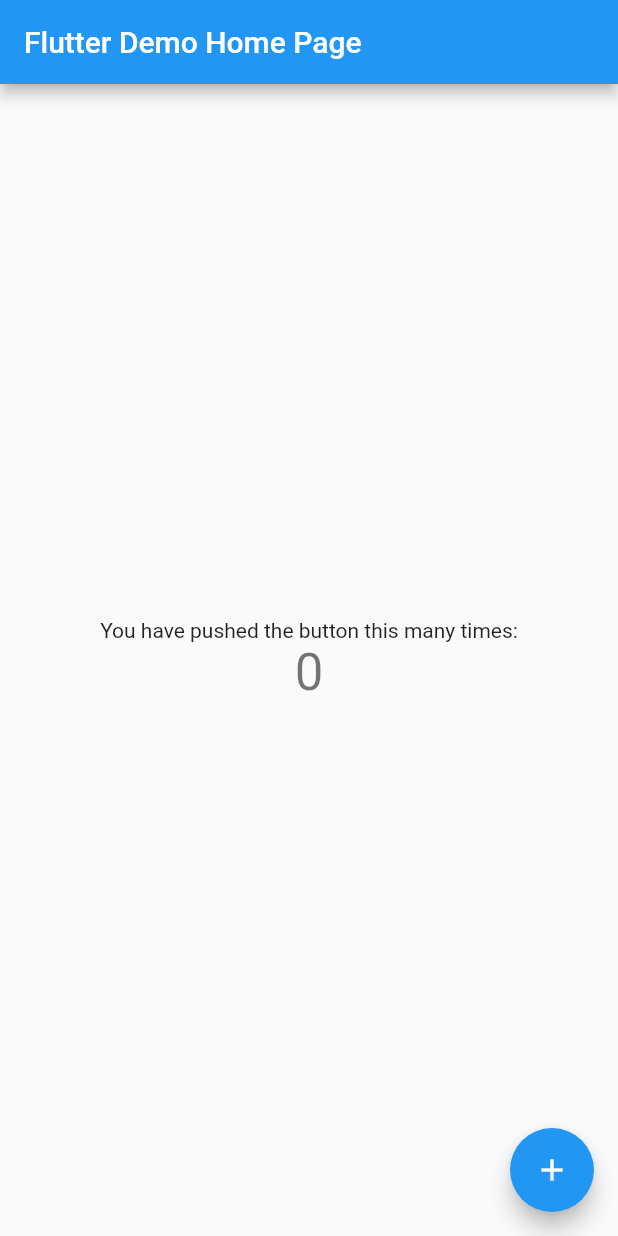
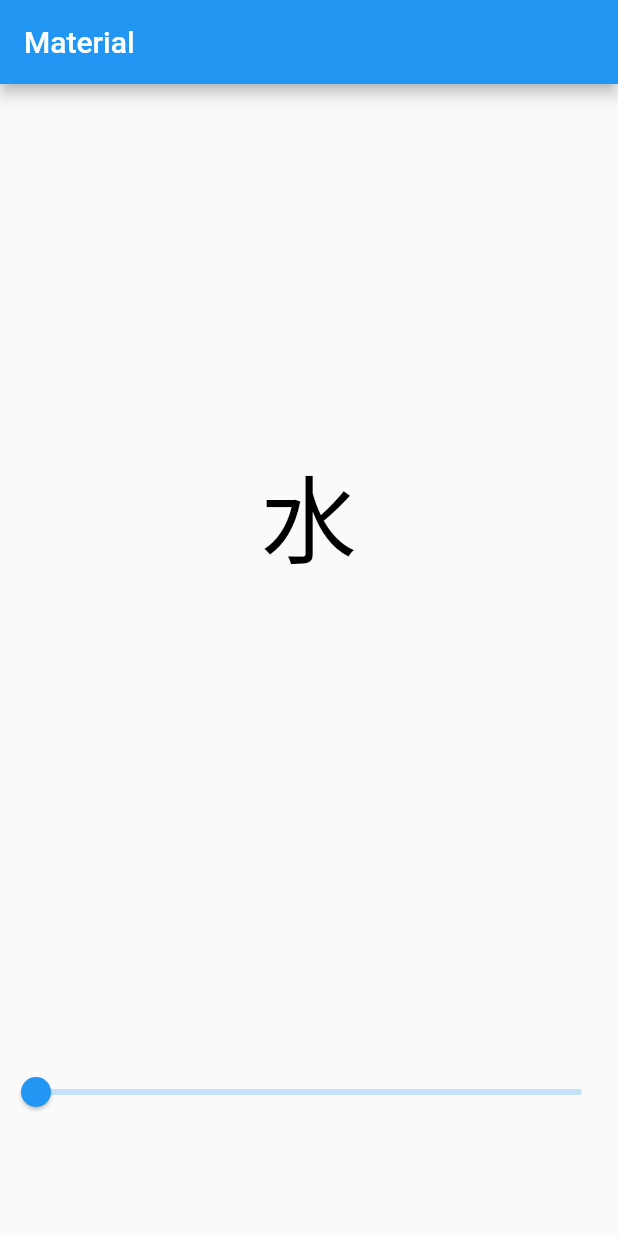
Before and after one commit to Nuu-mA/material, a Flutter app: the screen it shows after launch, on a phone screen of 412 x 824 dp. Run offline on Flutter 3.47's test engine with Material 2 defaults, Android fonts, the phone set to English and light mode, and no system bars; our stand-ins replace flutter_riverpod.

Commit message:
初期画面の構築

```diff
--- a/lib/main.dart
+++ b/lib/main.dart
@@ -1,4 +1,5 @@
 import 'package:flutter/material.dart';
+import 'package:material/view/templates/material_main/widget.dart';
 
 void main() {
   runApp(const MyApp());
@@ -9,59 +10,35 @@
 
   @override
   Widget build(BuildContext context) {
+    const title = 'Material';
     return MaterialApp(
-      title: 'Flutter Demo',
+      title: title,
       theme: ThemeData(
         primarySwatch: Colors.blue,
       ),
-      home: const MyHomePage(title: 'Flutter Demo Home Page'),
+      home: const Root(
+        appTitle: title,
+      ),
     );
   }
 }
 
-class MyHomePage extends StatefulWidget {
-  const MyHomePage({super.key, required this.title});
+class Root extends StatelessWidget {
+  const Root({
+    final Key? key,
+    required String appTitle,
+  })  : _appTitle = appTitle,
+        super(key: key);
 
-  final String title;
-
-  @override
-  State<MyHomePage> createState() => _MyHomePageState();
-}
-
-class _MyHomePageState extends State<MyHomePage> {
-  int _counter = 0;
-
-  void _incrementCounter() {
-    setState(() {
-      _counter++;
-    });
-  }
+  final String _appTitle;
 
   @override
   Widget build(BuildContext context) {
     return Scaffold(
       appBar: AppBar(
-        title: Text(widget.title),
+        title: Text(_appTitle),
       ),
-      body: Center(
-        child: Column(
-          mainAxisAlignment: MainAxisAlignment.center,
-          children: <Widget>[
-            const Text(
-              'You have pushed the button this many times:',
-            ),
-            Text(
-              '$_counter',
-              style: Theme.of(context).textTheme.headline4,
-            ),
-          ],
-        ),
-      ),
-      floatingActionButton: FloatingActionButton(
-        onPressed: _incrementCounter,
-        tooltip: 'Increment',
-        child: const Icon(Icons.add),
-      ),
+      body: const MaterialMain(),
     );
   }
 }
--- /dev/null
+++ b/lib/view/templates/material_main/widget.dart
@@ -0,0 +1,33 @@
+import 'package:flutter/material.dart';
+import 'package:material/view/templates/water/temperature/widget.dart';
+
+class MaterialMain extends StatelessWidget {
+  const MaterialMain({super.key});
+
+  @override
+  Widget build(Object context) {
+    return Column(
+      children: const <Widget>[
+        Expanded(
+          flex: 3,
+          child: Center(
+            child: Text(
+              '水',
+              style: TextStyle(
+                fontSize: 64,
+                color: Colors.black,
+              ),
+            ),
+          ),
+        ),
+        Expanded(
+          flex: 1,
+          child: SizedBox(
+            height: 32,
+            child: Temperature(),
+          ),
+        ),
+      ],
+    );
+  }
+}
--- /dev/null
+++ b/lib/view/templates/water/temperature/widget.dart
@@ -0,0 +1,31 @@
+import 'package:flutter/material.dart';
+import 'package:flutter_riverpod/flutter_riverpod.dart';
+
+class Temperature extends ConsumerStatefulWidget {
+  const Temperature({super.key});
+
+  @override
+  // ignore: library_private_types_in_public_api
+  _TemperatureState createState() => _TemperatureState();
+}
+
+class _TemperatureState extends ConsumerState<Temperature> {
+  double _currentSliderValue = 0;
+
+  @override
+  Widget build(BuildContext context) {
+    return Padding(
+      padding: const EdgeInsets.symmetric(vertical: 16),
+      child: Slider(
+        value: _currentSliderValue,
+        onChanged: ((value) {
+          setState(
+            () {
+              _currentSliderValue = value;
+            },
+          );
+        }),
+      ),
+    );
+  }
+}
--- a/pubspec.yaml
+++ b/pubspec.yaml
@@ -10,11 +10,15 @@
   cupertino_icons: ^1.0.5
   flutter:
     sdk: flutter
+  flutter_riverpod: ^2.1.3
+  freezed_annotation: ^2.2.0
 
 dev_dependencies:
+  build_runner: ^2.0.0
   flutter_test:
     sdk: flutter
   flutter_lints: ^2.0.0
+  freezed: ^2.3.2
 
 flutter:
   uses-material-design: true
```
Also changed, not shown: pubspec.lock, 1 other file.
